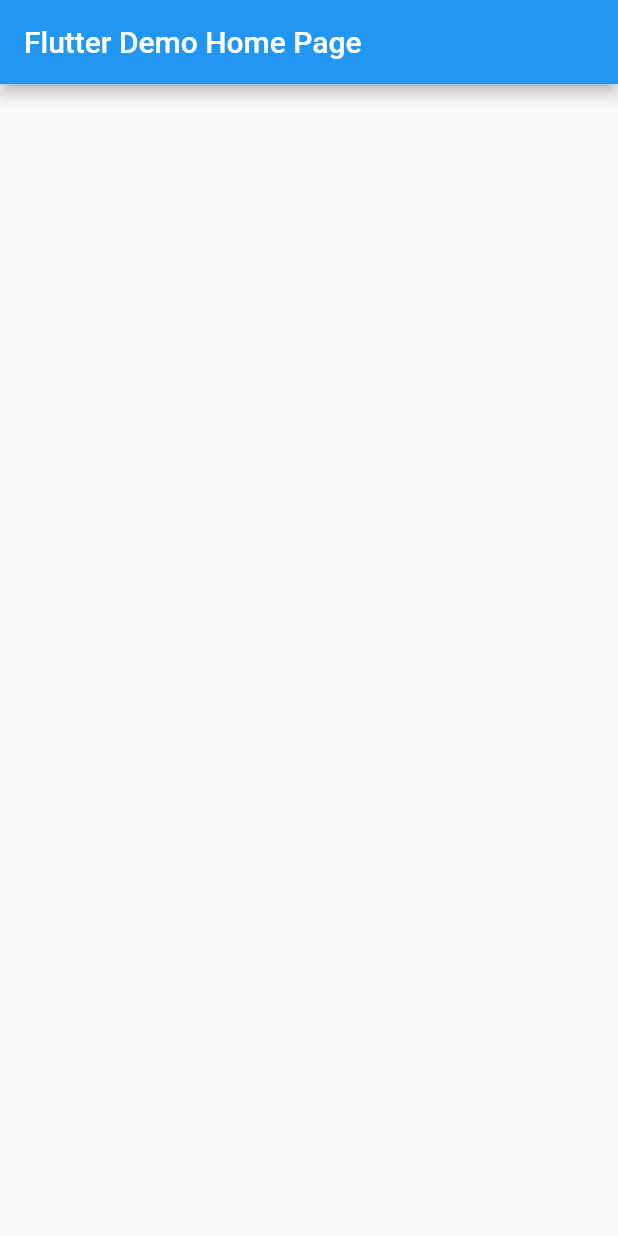
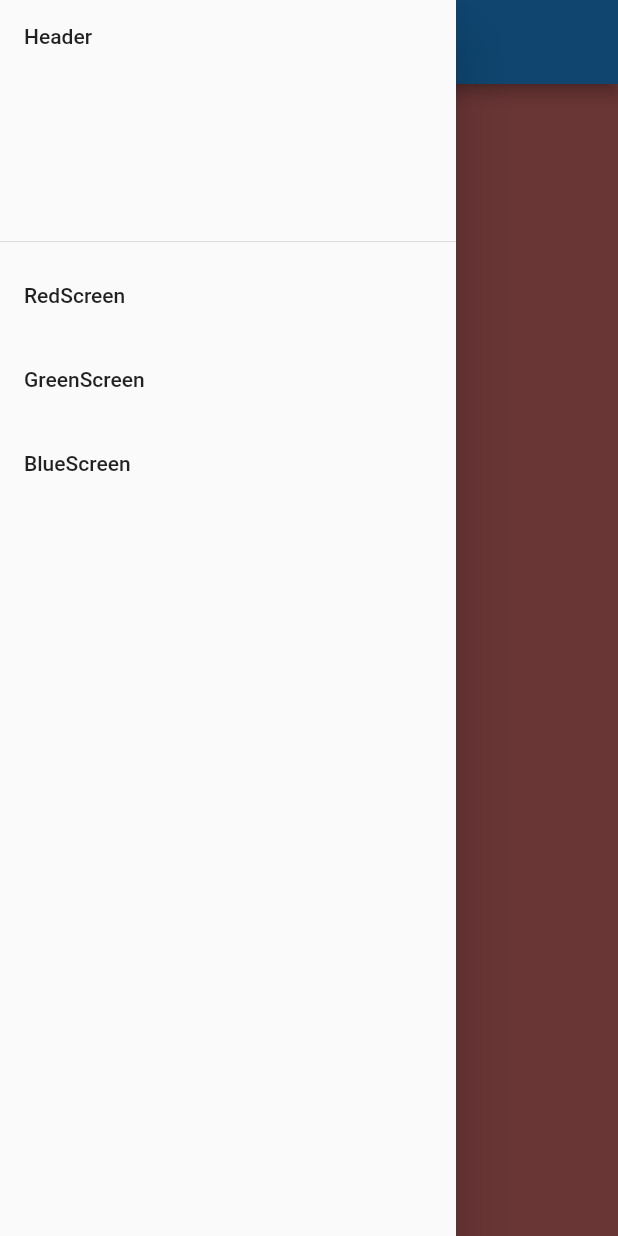
Before and after one commit to Nikiroiduk/bloc_with_router, a Flutter app: the screen it shows after launch, with the side drawer open (before the commit the screen has no drawer), on a phone screen of 412 x 824 dp. Run offline on Flutter 3.47's test engine with Material 2 defaults, Android fonts, the phone set to English and light mode, and no system bars.

Commit message:
create simple router

```diff
--- a/lib/main.dart
+++ b/lib/main.dart
@@ -1,41 +1,48 @@
+import 'package:bloc_with_router/router/app_router.dart';
+import 'package:bloc_with_router/router/app_state_manager.dart';
 import 'package:flutter/material.dart';
+import 'package:provider/provider.dart';
+
+// TODO: didPop and handlePop at all
+// TODO: deepLinks
 
 void main() {
-  runApp(const MyApp());
+  runApp(const BLoCWithRouter());
 }
 
-class MyApp extends StatelessWidget {
-  const MyApp({Key? key}) : super(key: key);
+class BLoCWithRouter extends StatefulWidget {
+  const BLoCWithRouter({Key? key}) : super(key: key);
+
+  @override
+  State<BLoCWithRouter> createState() => _BLoCWithRouterState();
+}
+
+class _BLoCWithRouterState extends State<BLoCWithRouter> {
+  final _appStateManager = AppStateManager();
+  late AppRouter _appRouter;
+
+  @override
+  void initState() {
+    super.initState();
+    _appRouter = AppRouter(
+      appStateManager: _appStateManager,
+    );
+  }
 
   @override
   Widget build(BuildContext context) {
-    return MaterialApp(
-      title: 'Flutter Demo',
-      theme: ThemeData(
-        primarySwatch: Colors.blue,
+    return MultiProvider(
+      providers: [
+        ChangeNotifierProvider(
+          create: (context) => _appStateManager,
+        ),
+      ],
+      child: MaterialApp(
+        home: Router(
+          routerDelegate: _appRouter,
+          backButtonDispatcher: RootBackButtonDispatcher(),
+        ),
       ),
-      home: const MyHomePage(title: 'Flutter Demo Home Page'),
     );
   }
 }
-
-class MyHomePage extends StatefulWidget {
-  const MyHomePage({Key? key, required this.title}) : super(key: key);
-
-  final String title;
-
-  @override
-  State<MyHomePage> createState() => _MyHomePageState();
-}
-
-class _MyHomePageState extends State<MyHomePage> {
-  @override
-  Widget build(BuildContext context) {
-    return Scaffold(
-      appBar: AppBar(
-        title: Text(widget.title),
-      ),
-      body: Container(),
-    );
-  }
-}
--- /dev/null
+++ b/lib/router/app_state_manager.dart
@@ -0,0 +1,44 @@
+import 'dart:async';
+
+import 'package:flutter/material.dart';
+
+class AppScreens {
+  /// class for all app pages
+  static const int redScreen = 0;
+  static const int greenScreen = 1;
+  static const int blueScreen = 2;
+}
+
+class AppStateManager extends ChangeNotifier {
+  ///app states
+  bool _initialized = false;
+  int _currentScreen = AppScreens.redScreen;
+
+  ///
+
+  bool get isInitialized => _initialized;
+  int get getCurrentScreen => _currentScreen;
+
+  ///working out wich state appStateManeger will have
+  void initializeApp() {
+    Timer(const Duration(milliseconds: 2000), () {
+      _initialized = true;
+      notifyListeners();
+    });
+  }
+
+  void goToRedScreen() {
+    _currentScreen = AppScreens.redScreen;
+    notifyListeners();
+  }
+
+  void goToGreenScreen() {
+    _currentScreen = AppScreens.greenScreen;
+    notifyListeners();
+  }
+
+  void goToBlueScreen() {
+    _currentScreen = AppScreens.blueScreen;
+    notifyListeners();
+  }
+}
--- /dev/null
+++ b/lib/screens/blue_screen.dart
@@ -0,0 +1,21 @@
+import 'package:flutter/material.dart';
+import 'package:provider/provider.dart';
+
+import '../router/app_state_manager.dart';
+
+class BlueScreen extends StatelessWidget {
+  const BlueScreen({Key? key}) : super(key: key);
+
+  static MaterialPage page() {
+    return const MaterialPage(
+      child: BlueScreen(),
+    );
+  }
+
+  @override
+  Widget build(BuildContext context) {
+    return Container(
+      color: Colors.blue[300],
+    );
+  }
+}
--- /dev/null
+++ b/lib/screens/green_screen.dart
@@ -0,0 +1,21 @@
+import 'package:flutter/material.dart';
+import 'package:provider/provider.dart';
+
+import '../router/app_state_manager.dart';
+
+class GreenScreen extends StatelessWidget {
+  const GreenScreen({Key? key}) : super(key: key);
+
+  static MaterialPage page() {
+    return const MaterialPage(
+      child: GreenScreen(),
+    );
+  }
+
+  @override
+  Widget build(BuildContext context) {
+    return Container(
+      color: Colors.green[300],
+    );
+  }
+}
--- /dev/null
+++ b/lib/screens/home.dart
@@ -0,0 +1,79 @@
+import 'package:bloc_with_router/router/app_state_manager.dart';
+import 'package:bloc_with_router/screens/blue_screen.dart';
+import 'package:bloc_with_router/screens/green_screen.dart';
+import 'package:bloc_with_router/screens/red_screen.dart';
+import 'package:flutter/material.dart';
+import 'package:provider/provider.dart';
+
+class Home extends StatefulWidget {
+  static MaterialPage page(currentScreen) {
+    return MaterialPage(
+      child: Home(
+        currentScreen: currentScreen,
+      ),
+    );
+  }
+
+  const Home({Key? key, required this.currentScreen}) : super(key: key);
+
+  final int currentScreen;
+
+  @override
+  State<StatefulWidget> createState() => _HomeState();
+}
+
+class _HomeState extends State<Home> {
+  static List<Widget> screens = <Widget>[
+    const RedScreen(),
+    const GreenScreen(),
+    const BlueScreen(),
+  ];
+
+  @override
+  Widget build(BuildContext context) {
+    return Consumer(
+      builder: (context, appStateManager, child) {
+        return Scaffold(
+          appBar: AppBar(
+            title: const Text('Router test'),
+          ),
+          drawer: Drawer(
+            child: ListView(
+              children: [
+                const DrawerHeader(child: Text('Header')),
+                ListTile(
+                  title: const Text('RedScreen'),
+                  onTap: () {
+                    Provider.of<AppStateManager>(context, listen: false)
+                        .goToRedScreen();
+                    Navigator.pop(context);
+                  },
+                ),
+                ListTile(
+                  title: const Text('GreenScreen'),
+                  onTap: () {
+                    Provider.of<AppStateManager>(context, listen: false)
+                        .goToGreenScreen();
+                    Navigator.pop(context);
+                  },
+                ),
+                ListTile(
+                  title: const Text('BlueScreen'),
+                  onTap: () {
+                    Provider.of<AppStateManager>(context, listen: false)
+                        .goToBlueScreen();
+                    Navigator.pop(context);
+                  },
+                ),
+              ],
+            ),
+          ),
+          body: IndexedStack(
+            index: widget.currentScreen,
+            children: screens,
+          ),
+        );
+      },
+    );
+  }
+}
--- /dev/null
+++ b/lib/screens/red_screen.dart
@@ -0,0 +1,21 @@
+import 'package:flutter/material.dart';
+import 'package:provider/provider.dart';
+
+import '../router/app_state_manager.dart';
+
+class RedScreen extends StatelessWidget {
+  const RedScreen({Key? key}) : super(key: key);
+
+  static MaterialPage page() {
+    return const MaterialPage(
+      child: RedScreen(),
+    );
+  }
+
+  @override
+  Widget build(BuildContext context) {
+    return Container(
+      color: Colors.red[300],
+    );
+  }
+}
--- /dev/null
+++ b/lib/screens/screens.dart
@@ -0,0 +1,5 @@
+export 'red_screen.dart';
+export 'green_screen.dart';
+export 'blue_screen.dart';
+export 'splash_screen.dart';
+export 'home.dart';
--- a/pubspec.yaml
+++ b/pubspec.yaml
@@ -34,6 +34,8 @@
   # The following adds the Cupertino Icons font to your application.
   # Use with the CupertinoIcons class for iOS style icons.
   cupertino_icons: ^1.0.2
+  equatable: ^2.0.3
+  provider: ^6.0.3
 
 dev_dependencies:
   flutter_test:
```
Also changed, not shown: lib/router/app_router.dart (added, +47 -0 lines), lib/screens/splash_screen.dart (added, +31 -0 lines), pubspec.lock, 1 other file.
